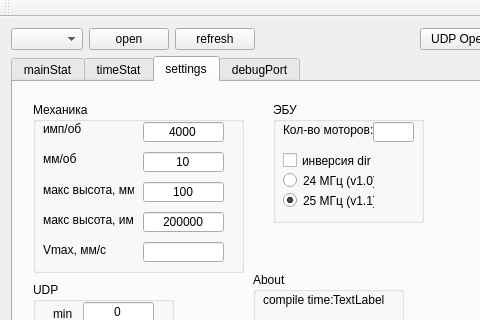
Before: the Qt Designer form mainwindow.ui in PoldenDev/polden-ver-motorControl-desktop, drawn with Qt 5; both pictures show x 0 to 480 and y 0 to 320 of the 816 by 739 pixel window.
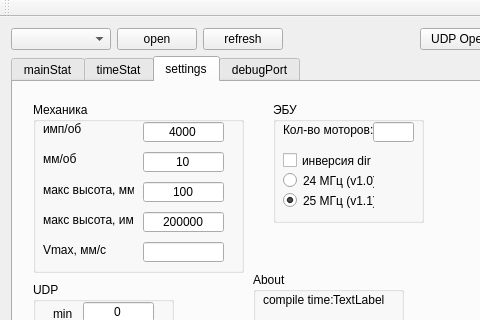
After: the same form once the commit is applied. The open tabs and pages were chosen to show the change.

```diff
--- a/mainwindow.ui
+++ b/mainwindow.ui
@@ -34,7 +34,14 @@
         <number>0</number>
        </property>
        <item>
-        <widget class="QComboBox" name="comComboBox"/>
+        <widget class="QComboBox" name="comComboBox">
+         <property name="minimumSize">
+          <size>
+           <width>100</width>
+           <height>0</height>
+          </size>
+         </property>
+        </widget>
        </item>
        <item>
         <widget class="QPushButton" name="pushButtonComOpen">
```
Left out of the diff: 7 changed lines with no effect on the pictures.
